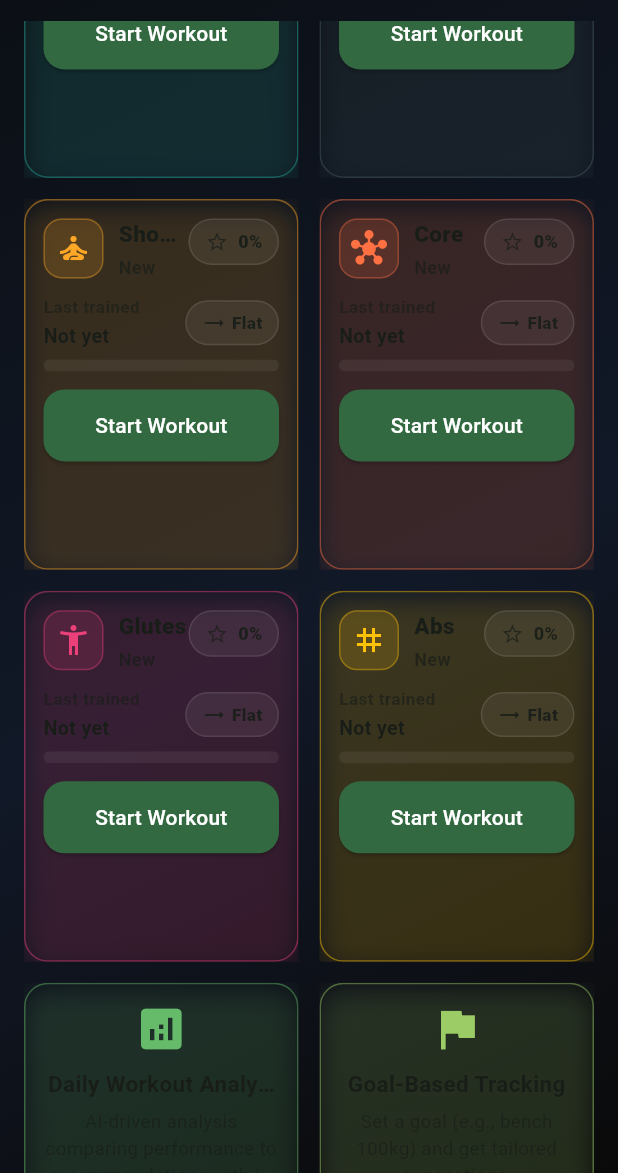
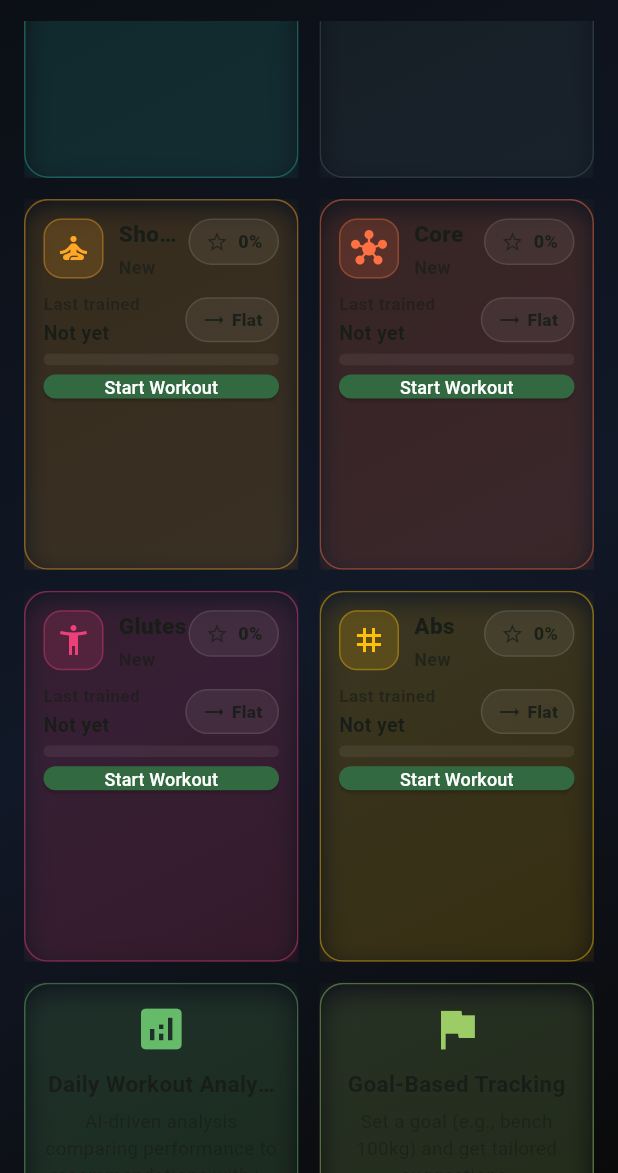
Before and after one commit to Ramslon/Fitness-Aura-Athletix-App, a Flutter app: the HomeScreen screen opened by its route, scrolled down 1152 dp, on a phone screen of 412 x 824 dp, the part 63-1236 px from its top. Run offline on Flutter 3.47's test engine with Material 3 defaults, Android fonts, the phone set to English and light mode, and no system bars; our stand-ins replace file_picker, firebase_auth, firebase_core, flutter_markdown, flutter_secure_storage, google_sign_in and 6 more; accounts and stored records are empty.

Commit message:
Fix workout card overflow and leg exercise detail blank screen

```diff
--- a/lib/presentation/screens/arm_workouts.dart
+++ b/lib/presentation/screens/arm_workouts.dart
@@ -248,6 +248,23 @@ class ArmExerciseDetail extends StatelessWidget {
     return Scaffold(
       appBar: AppBar(title: Text(exercise.title)),
       body: SingleChildScrollView(
+        child: _BodyPartWorkoutCard(exercise: exercise),
+      ),
+    );
+  }
+}
+
+class _BodyPartWorkoutCard extends StatelessWidget {
+  final _Exercise exercise;
+
+  const _BodyPartWorkoutCard({Key? key, required this.exercise})
+    : super(key: key);
+
+  @override
+  Widget build(BuildContext context) {
+    return Scaffold(
+      appBar: AppBar(title: Text(exercise.title)),
+      body: SingleChildScrollView(
         child: Column(
           crossAxisAlignment: CrossAxisAlignment.stretch,
           children: [
--- a/lib/presentation/screens/home_screen.dart
+++ b/lib/presentation/screens/home_screen.dart
@@ -1250,7 +1250,7 @@ class _BodyPartWorkoutCard extends StatelessWidget {
           ],
         ),
 
-        const SizedBox(height: 10),
+        const SizedBox(height: 8),
 
         // Middle Section — Progress Feedback
         Row(
@@ -1281,7 +1281,7 @@ class _BodyPartWorkoutCard extends StatelessWidget {
             _TrendPill(trend: trend, accent: accent),
           ],
         ),
-        const SizedBox(height: 6),
+        const SizedBox(height: 4),
         ClipRRect(
           borderRadius: BorderRadius.circular(999),
           child: LinearProgressIndicator(
@@ -1291,14 +1291,16 @@ class _BodyPartWorkoutCard extends StatelessWidget {
             valueColor: AlwaysStoppedAnimation<Color>(accent),
           ),
         ),
-        const SizedBox(height: 12),
+        const SizedBox(height: 6),
 
         // Bottom Section — Action
         SizedBox(
           width: double.infinity,
+          height: 16,
           child: ElevatedButton(
             onPressed: onPrimaryAction,
-            child: const Text('Start Workout'),
+            style: ElevatedButton.styleFrom(padding: EdgeInsets.zero),
+            child: const Text('Start Workout', style: TextStyle(fontSize: 12)),
           ),
         ),
       ],
--- a/lib/presentation/screens/leg_workouts.dart
+++ b/lib/presentation/screens/leg_workouts.dart
@@ -291,6 +291,8 @@ class _Exercise {
   });
 }
 
+// ...existing code...
+
 class LegExerciseDetail extends StatelessWidget {
   final _Exercise exercise;
 
@@ -300,7 +302,20 @@ class LegExerciseDetail extends StatelessWidget {
   Widget build(BuildContext context) {
     return Scaffold(
       appBar: AppBar(title: Text(exercise.title)),
-      body: SingleChildScrollView(
+      body: _BodyPartWorkoutCard(exercise: exercise),
+    );
+  }
+}
+
+class _BodyPartWorkoutCard extends StatelessWidget {
+  final _Exercise exercise;
+
+  const _BodyPartWorkoutCard({Key? key, required this.exercise})
+    : super(key: key);
+
+  @override
+  Widget build(BuildContext context) {
+    return SingleChildScrollView(
       child: Column(
         crossAxisAlignment: CrossAxisAlignment.stretch,
         children: [
@@ -390,7 +405,6 @@ class LegExerciseDetail extends StatelessWidget {
           ),
         ],
       ),
-      ),
     );
   }
 }
--- a/lib/presentation/screens/shoulder_workouts.dart
+++ b/lib/presentation/screens/shoulder_workouts.dart
@@ -234,8 +234,26 @@ class ShoulderExerciseDetail extends StatelessWidget {
     return Scaffold(
       appBar: AppBar(title: Text(exercise.title)),
       body: SingleChildScrollView(
+        child: _BodyPartWorkoutCard(
+          exercise: exercise,
+        ),
+      ),
+    );
+  }
+}
+
+class _BodyPartWorkoutCard extends StatelessWidget {
+  final _Exercise exercise;
+
+  const _BodyPartWorkoutCard({Key? key, required this.exercise})
+    : super(key: key);
+
+  @override
+  Widget build(BuildContext context) {
+    return Padding(
+      padding: const EdgeInsets.all(16.0),
       child: Column(
-          crossAxisAlignment: CrossAxisAlignment.stretch,
+        crossAxisAlignment: CrossAxisAlignment.start,
         children: [
           SizedBox(
             height: 240,
@@ -323,7 +341,6 @@ class ShoulderExerciseDetail extends StatelessWidget {
           ),
         ],
       ),
-      ),
     );
   }
 }
```
Also changed, not shown: lib/presentation/widgets/exercise_log_dialog.dart (+34 -29 lines). Lines whose indentation alone changed are shown as unchanged.
